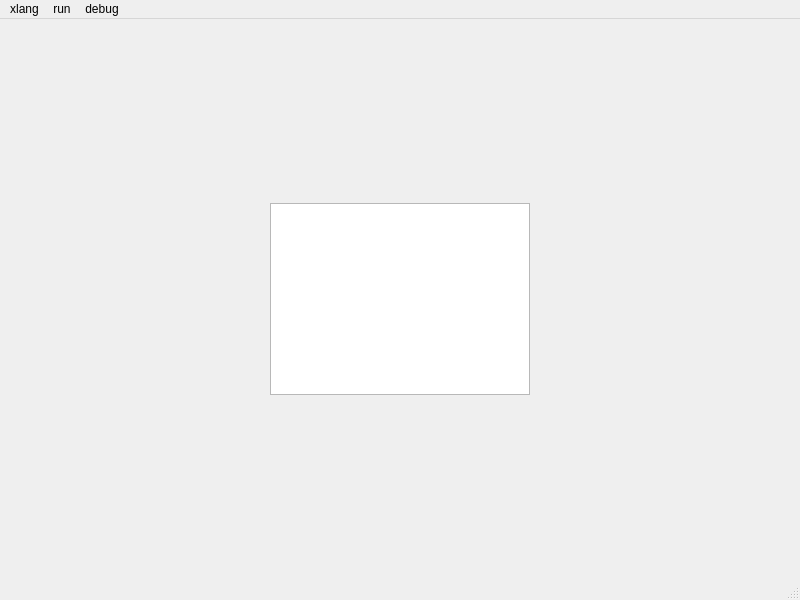
Above: gui/xlang/mainwindow.ui from xhwhis/xlang before the change. Below: the same form after it.
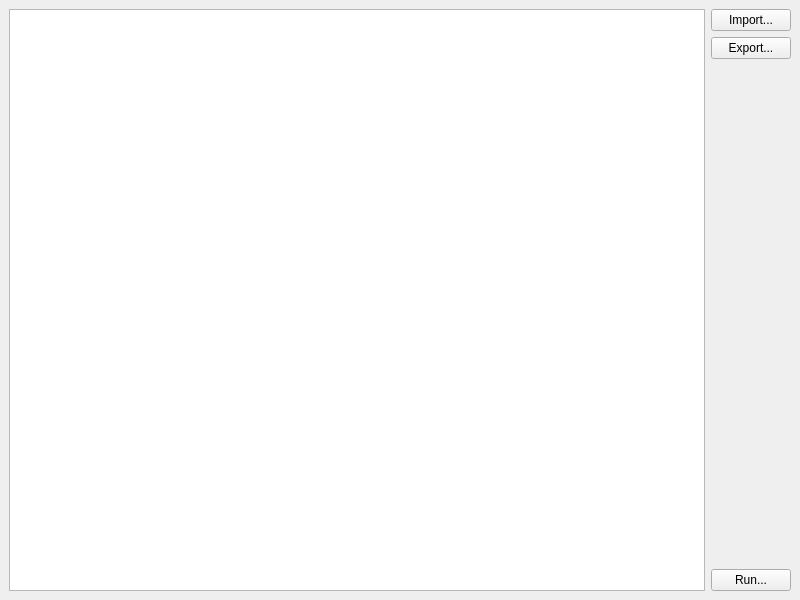
That is the form after the change.

```diff
--- a/gui/xlang/mainwindow.ui
+++ b/gui/xlang/mainwindow.ui
@@ -14,68 +14,46 @@
    <string>MainWindow</string>
   </property>
   <widget class="QWidget" name="centralwidget">
-   <layout class="QHBoxLayout" name="horizontalLayout_2">
+   <layout class="QHBoxLayout" name="horizontalLayout">
     <item>
-     <layout class="QHBoxLayout" name="horizontalLayout">
+     <widget class="QTextEdit" name="textEdit"/>
+    </item>
+    <item>
+     <layout class="QVBoxLayout" name="verticalLayout">
       <item>
-       <spacer name="horizontalSpacer">
-        <property name="orientation">
-         <enum>Qt::Horizontal</enum>
+       <widget class="QPushButton" name="importButton">
+        <property name="text">
+         <string>Import...</string>
         </property>
-        <property name="sizeHint" stdset="0">
-         <size>
-          <width>40</width>
-          <height>20</height>
-         </size>
-        </property>
-       </spacer>
+       </widget>
       </item>
       <item>
-       <layout class="QVBoxLayout" name="verticalLayout">
-        <item>
-         <spacer name="verticalSpacer">
-          <property name="orientation">
-           <enum>Qt::Vertical</enum>
-          </property>
-          <property name="sizeHint" stdset="0">
-           <size>
-            <width>20</width>
-            <height>40</height>
-           </size>
-          </property>
-         </spacer>
-        </item>
-        <item>
-         <widget class="QTextEdit" name="textEdit"/>
-        </item>
-        <item>
-         <spacer name="verticalSpacer_2">
-          <property name="orientation">
-           <enum>Qt::Vertical</enum>
-          </property>
-          <property name="sizeHint" stdset="0">
-           <size>
-            <width>20</width>
-            <height>40</height>
-           </size>
-          </property>
-         </spacer>
-        </item>
-       </layout>
+       <widget class="QPushButton" name="exportButton">
+        <property name="text">
+         <string>Export...</string>
+        </property>
+       </widget>
       </item>
       <item>
-       <spacer name="horizontalSpacer_2">
+       <spacer name="verticalSpacer">
         <property name="orientation">
-         <enum>Qt::Horizontal</enum>
+         <enum>Qt::Vertical</enum>
         </property>
         <property name="sizeHint" stdset="0">
          <size>
-          <width>40</width>
-          <height>20</height>
+          <width>20</width>
+          <height>40</height>
          </size>
         </property>
        </spacer>
       </item>
+      <item>
+       <widget class="QPushButton" name="runButton">
+        <property name="text">
+         <string>Run...</string>
+        </property>
+       </widget>
+      </item>
      </layout>
     </item>
    </layout>
@@ -89,26 +67,7 @@
      <height>21</height>
     </rect>
    </property>
-   <widget class="QMenu" name="menuxlang">
-    <property name="title">
-     <string>xlang</string>
-    </property>
-   </widget>
-   <widget class="QMenu" name="menurun">
-    <property name="title">
-     <string>run</string>
-    </property>
-   </widget>
-   <widget class="QMenu" name="menudebug">
-    <property name="title">
-     <string>debug</string>
-    </property>
-   </widget>
-   <addaction name="menuxlang"/>
-   <addaction name="menurun"/>
-   <addaction name="menudebug"/>
   </widget>
-  <widget class="QStatusBar" name="statusbar"/>
  </widget>
  <resources/>
  <connections/>
```
